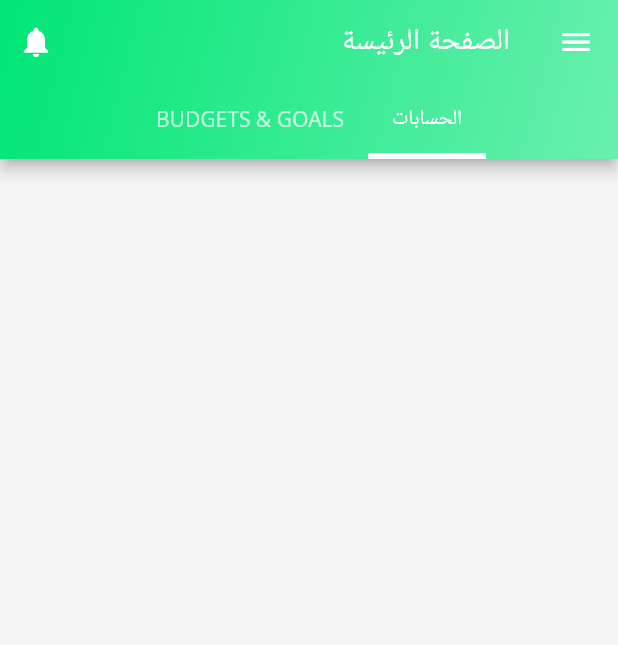
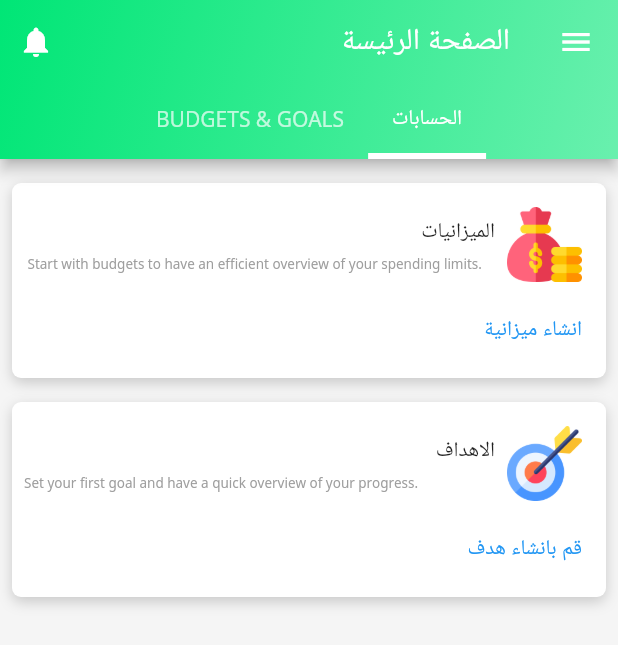
Before and after one commit to GhadaAhmed152420/Wallet, a Flutter app: the HomeScreen screen opened directly, on a phone screen of 412 x 824 dp. Shown: the top 645 px of the screen. Run offline on Flutter 3.47's test engine with Material 2 defaults, Android fonts, the phone set to English and light mode, and no system bars; our stand-ins replace smooth_page_indicator.

Commit message:
finish budgets and goals tab

```diff
--- a/lib/views/home_screen.dart
+++ b/lib/views/home_screen.dart
@@ -1,4 +1,5 @@
 import 'package:flutter/material.dart';
+import '../widgets/budgetsAndGoalsTab.dart';
 import '../widgets/navigation_drawer.dart';
 
 class HomeScreen extends StatelessWidget {
@@ -43,7 +44,11 @@ class HomeScreen extends StatelessWidget {
           body: Column(
             crossAxisAlignment: CrossAxisAlignment.end,
             children: [
-
+              Expanded(
+                child: TabBarView(
+                  children: [budgetsAndGoalsTab()],
+                ),
+              ),
             ],
           ),
         ),
--- /dev/null
+++ b/lib/widgets/budgetsAndGoalsTab.dart
@@ -0,0 +1,116 @@
+import 'package:flutter/material.dart';
+
+Widget budgetsAndGoalsTab() => Container(
+  width: double.infinity,
+  child: Padding(
+    padding: const EdgeInsets.only(top: 8.0),
+    child: Column(
+      children: [
+        Padding(
+          padding: const EdgeInsets.all(8.0),
+          child: Container(
+            width: double.infinity,
+            height: 130,
+            decoration: BoxDecoration(
+              color: Colors.white,
+              boxShadow: [
+                BoxShadow(
+                  color: Colors.grey.withOpacity(0.5),
+                  blurRadius: 7,
+                  offset: const Offset(0, 3), // Shadow position
+                ),
+              ],
+              borderRadius: BorderRadius.circular(6.0),
+            ),
+            child: Padding(
+              padding: const EdgeInsets.all(8.0),
+              child: Column(
+                crossAxisAlignment: CrossAxisAlignment.start,
+                children: [
+                  Row(
+                    children: [
+                      Padding(
+                        padding: const EdgeInsets.all(8.0),
+                        child: Image.asset('assets/images/budgets.png',height: 50, width: 50,),
+                      ),
+                      Expanded(
+                        child: Column(
+                          crossAxisAlignment: CrossAxisAlignment.start,
+                          children: const [
+                            Text('الميزانيات'),
+                            SizedBox(height: 5.0,),
+                            Align(
+                              alignment: Alignment.bottomLeft,
+                              child: Text('.Start with budgets to have an efficient overview of your spending limits ',
+                                style: TextStyle(
+                                  fontSize: 9.0,
+                                  color: Colors.grey,
+                                ),),
+                            ),
+                          ],
+                        ),
+                      ),
+                    ],
+                  ),
+                  TextButton(onPressed: (){}, child: const Text('انشاء ميزانية')),
+                ],
+              ),
+            ),
+          ),
+        ),
+        Padding(
+          padding: const EdgeInsets.all(8.0),
+          child: Container(
+            width: double.infinity,
+            height: 130,
+            decoration: BoxDecoration(
+              color: Colors.white,
+              boxShadow: [
+                BoxShadow(
+                  color: Colors.grey.withOpacity(0.5),
+                  blurRadius: 7,
+                  offset: const Offset(0, 3), // Shadow position
+                ),
+              ],
+              borderRadius: BorderRadius.circular(6.0),
+            ),
+            child: Padding(
+              padding: const EdgeInsets.all(8.0),
+              child: Column(
+                crossAxisAlignment: CrossAxisAlignment.start,
+                children: [
+                  Row(
+                    children: [
+                      Padding(
+                        padding: const EdgeInsets.all(8.0),
+                        child: Image.asset('assets/images/goals.png',height: 50, width: 50,),
+                      ),
+                      Expanded(
+                        child: Column(
+                          crossAxisAlignment: CrossAxisAlignment.start,
+                          children: const [
+                            Text('الاهداف'),
+                            SizedBox(height: 5.0,),
+                            Align(
+                              alignment: Alignment.bottomLeft,
+                              child: Text('.Set your first goal and have a quick overview of your progress',
+                                style: TextStyle(
+                                  fontSize: 9.0,
+                                  color: Colors.grey,
+                                ),),
+                            ),
+                          ],
+                        ),
+                      ),
+                    ],
+                  ),
+                  TextButton(onPressed: (){}, child: const Text('قم بانشاء هدف')),
+                ],
+              ),
+            ),
+          ),
+        ),
+      ],
+    ),
+  ),
+);
```
